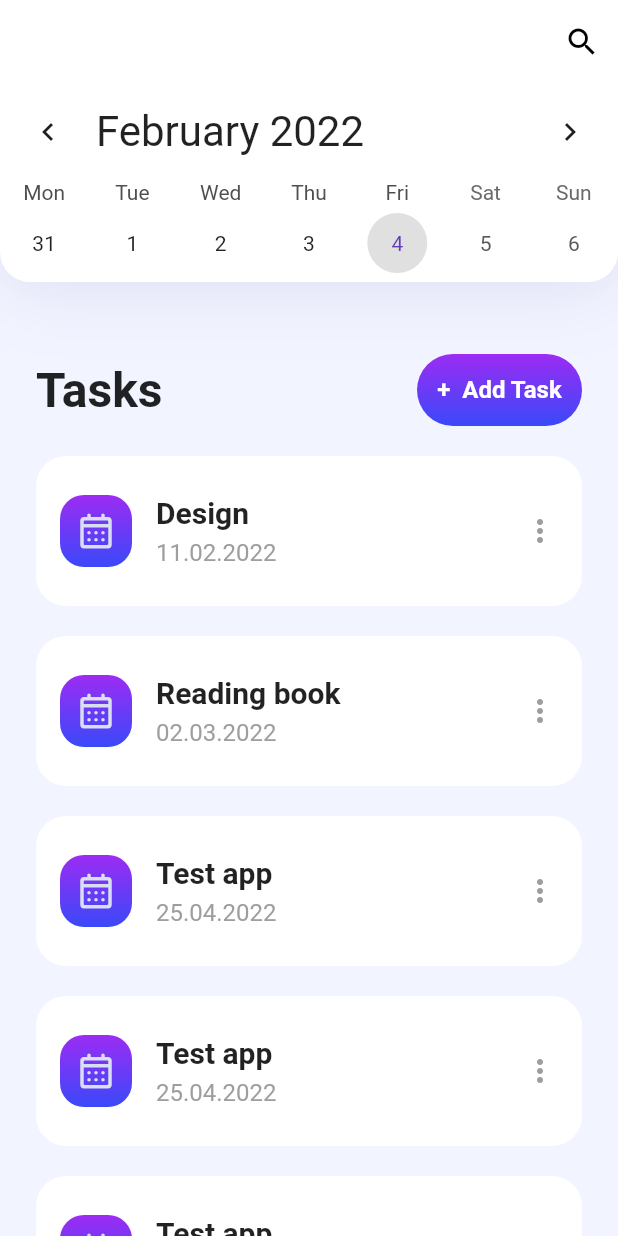
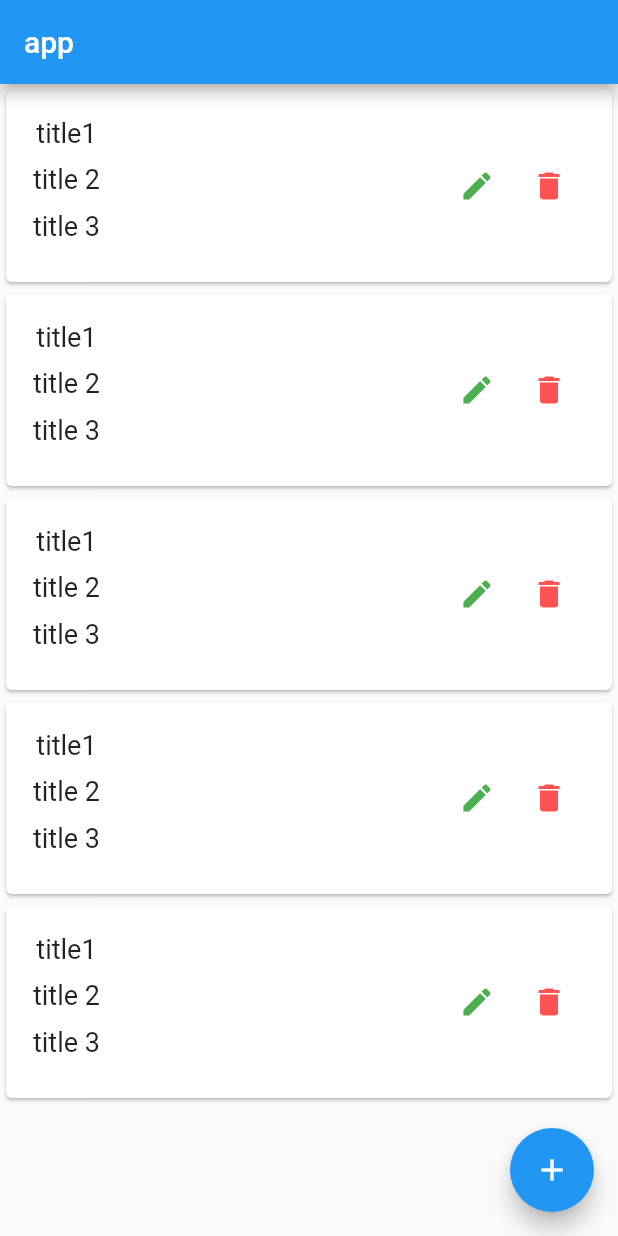
Before and after one commit to ZayniddinMamarasulov/task-manager, a Flutter app: the screen it shows after launch, on a phone screen of 412 x 824 dp. Run offline on Flutter 3.47's test engine with Material 2 defaults, Android fonts, the phone set to English and light mode, and no system bars; drawn by our look-alikes of table_calendar; our stand-ins replace flutter_svg.

Commit message:
tasks page

```diff
--- /dev/null
+++ b/lib/example/example_page.dart
@@ -0,0 +1,107 @@
+import 'package:flutter/material.dart';
+
+class ExamplePage extends StatefulWidget {
+  const ExamplePage({Key? key}) : super(key: key);
+
+  @override
+  _ExamplePageState createState() => _ExamplePageState();
+}
+
+class _ExamplePageState extends State<ExamplePage> {
+  @override
+  Widget build(BuildContext context) {
+    return Scaffold(
+      appBar: AppBar(
+        title: const Text('app'),
+      ),
+      body: ListView.builder(
+        itemCount: 5,
+        itemBuilder: (context, index) {
+          return SizedBox(
+            height: 136,
+            child: Card(
+              child: Padding(
+                padding: const EdgeInsets.all(18.0),
+                child: Row(
+                  mainAxisAlignment: MainAxisAlignment.spaceBetween,
+                  children: [
+                    Column(
+                      children: const [
+                        Text(
+                          'title1',
+                          style: TextStyle(fontSize: 18),
+                        ),
+                        SizedBox(height: 10),
+                        Text(
+                          'title 2',
+                          style: TextStyle(fontSize: 18),
+                        ),
+                        SizedBox(height: 10),
+                        Text(
+                          'title 3',
+                          style: TextStyle(fontSize: 18),
+                        ),
+                      ],
+                    ),
+                    Row(
+                      children: [
+                        IconButton(
+                          onPressed: () {},
+                          icon: const Icon(
+                            Icons.edit,
+                            color: Colors.green,
+                          ),
+                        ),
+                        IconButton(
+                          onPressed: () {},
+                          icon: const Icon(
+                            Icons.delete,
+                            color: Colors.redAccent,
+                          ),
+                        ),
+                      ],
+                    ),
+                  ],
+                ),
+              ),
+            ),
+          );
+        },
+      ),
+      floatingActionButton: FloatingActionButton(
+        onPressed: () {
+          Navigator.of(context)
+              .push(MaterialPageRoute(builder: (context) => AddTask()));
+        },
+        child: const Icon(Icons.add),
+      ),
+    );
+  }
+}
+
+class AddTask extends StatelessWidget {
+  const AddTask({Key? key}) : super(key: key);
+
+  @override
+  Widget build(BuildContext context) {
+    return Scaffold(
+      appBar: AppBar(),
+      body: Container(
+        child: Center(
+          child: Padding(
+            padding: const EdgeInsets.all(16.0),
+            child: Column(
+              children: [
+                TextField(),
+                TextField(),
+                TextField(),
+                const SizedBox(height: 15),
+                ElevatedButton(onPressed: () {}, child: const Text('add'))
+              ],
+            ),
+          ),
+        ),
+      ),
+    );
+  }
+}
--- a/lib/main.dart
+++ b/lib/main.dart
@@ -1,6 +1,6 @@
 import 'package:flutter/material.dart';
 import 'package:flutter_localizations/flutter_localizations.dart';
-import 'package:task_manager/second_page/second_page.dart';
+import 'package:task_manager/example/example_page.dart';
 
 void main() {
   runApp(const MyApp());
@@ -24,7 +24,7 @@ class MyApp extends StatelessWidget {
         Locale('ru', 'RU'),
         Locale('en', 'US'),
       ],
-      home: const TasksPage(),
+      home: const ExamplePage(),
     );
   }
 }
--- a/lib/second_page/custom_calendar.dart
+++ b/lib/second_page/custom_calendar.dart
@@ -12,7 +12,6 @@ class CustomCalendar extends StatefulWidget {
 
 class _CustomCalendarState extends State<CustomCalendar> {
   var _calendarFormat = CalendarFormat.week;
-
   var focusedDay = DateTime.now();
 
   @override
```
